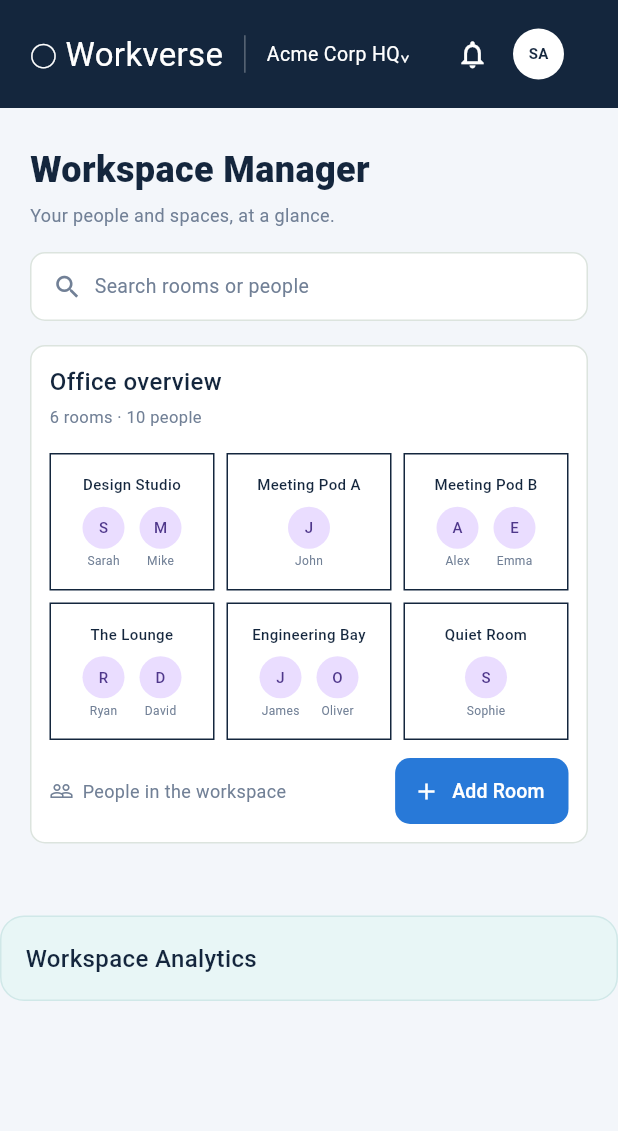
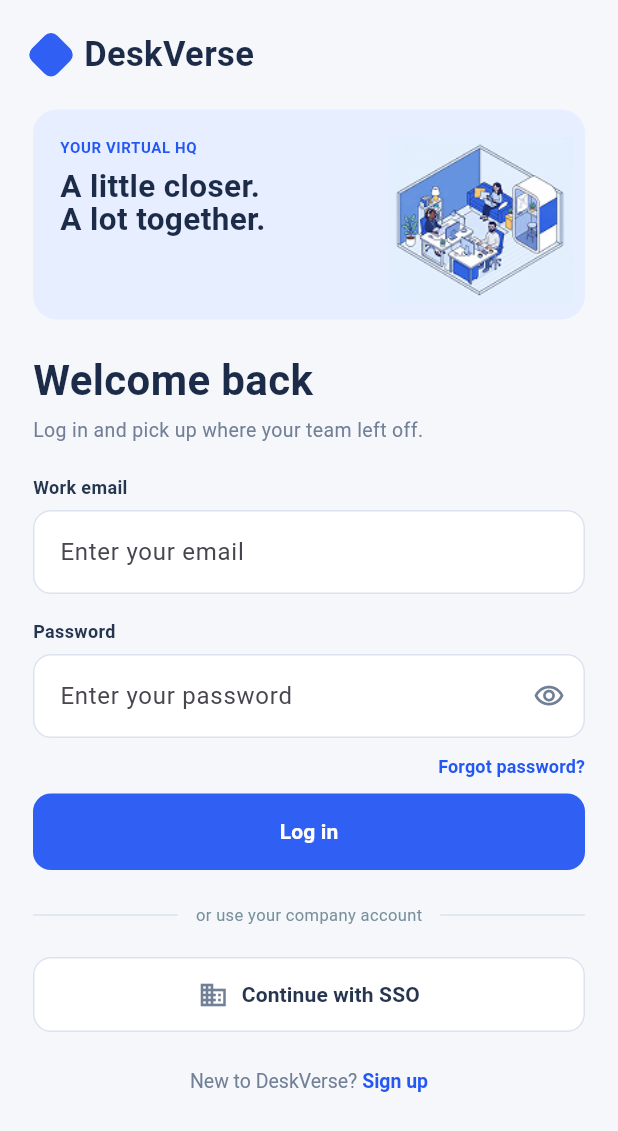
Before and after one commit to Rehan-khan-7/Meethub-, a Flutter app: the screen it shows after launch, on a phone screen of 412 x 824 dp. Shown: the top 1131 px of the screen. Run offline on Flutter 3.47's test engine with Material 3 defaults, Android fonts, the phone set to English and light mode, and no system bars; our stand-ins replace shared_preferences.

Commit message:
feat: add login screen

```diff
--- /dev/null
+++ b/lib/features/auth/screens/login_screen.dart
@@ -0,0 +1,538 @@
+import 'package:flutter/material.dart';
+
+import '../../../services/auth_service.dart';
+
+class LoginScreen extends StatefulWidget {
+  const LoginScreen({super.key});
+
+  @override
+  State<LoginScreen> createState() => _LoginScreenState();
+}
+
+class _LoginScreenState extends State<LoginScreen> {
+  // Controllers
+  final TextEditingController emailController = TextEditingController();
+  final TextEditingController passwordController = TextEditingController();
+
+  // Auth service
+  final AuthService authService = AuthService();
+
+  // UI states
+  bool obscurePassword = true;
+  bool isLoading = false;
+
+  @override
+  void dispose() {
+    emailController.dispose();
+    passwordController.dispose();
+    super.dispose();
+  }
+
+  // Login function
+  Future<void> handleLogin() async {
+    final email = emailController.text.trim();
+    final password = passwordController.text.trim();
+
+    if (email.isEmpty || password.isEmpty) {
+      ScaffoldMessenger.of(context).showSnackBar(
+        const SnackBar(content: Text("Please enter email and password")),
+      );
+      return;
+    }
+
+    setState(() {
+      isLoading = true;
+    });
+
+    try {
+      final user = await authService.login(email, password);
+
+      if (!mounted) return;
+
+      ScaffoldMessenger.of(context)
+          .showSnackBar(SnackBar(content: Text("Welcome ${user.name}")));
+
+      // Later:
+      // Navigate to HomeScreen here.
+    } catch (e) {
+      if (!mounted) return;
+
+      ScaffoldMessenger.of(context).showSnackBar(
+        const SnackBar(
+          content: Text("Login failed. Please check your credentials."),
+        ),
+      );
+    }
+
+    if (!mounted) return;
+
+    setState(() {
+      isLoading = false;
+    });
+  }
+
+  @override
+  Widget build(BuildContext context) {
+    return Scaffold(
+      backgroundColor: const Color(0xFFF5F7FB),
+
+      body: SafeArea(
+        child: SingleChildScrollView(
+          child: Column(
+            crossAxisAlignment: CrossAxisAlignment.start,
+            children: [
+              // --------------------------------------------------
+              // HEADER
+              // --------------------------------------------------
+
+              Padding(
+                padding: const EdgeInsets.symmetric(
+                  horizontal: 22,
+                  vertical: 20,
+                ),
+                child: Row(
+                  children: [
+                    // Logo
+                    Transform.rotate(
+                      angle: 0.785398,
+                      child: Container(
+                        width: 24,
+                        height: 24,
+                        decoration: BoxDecoration(
+                          color: const Color(0xFF2F5FF3),
+                          borderRadius: BorderRadius.circular(6),
+                        ),
+                      ),
+                    ),
+
+                    const SizedBox(width: 10),
+
+                    const Text(
+                      "DeskVerse",
+                      style: TextStyle(
+                        fontSize: 23,
+                        fontWeight: FontWeight.w700,
+                        color: Color(0xFF1B2B48),
+                      ),
+                    ),
+                  ],
+                ),
+              ),
+
+              // --------------------------------------------------
+              // ILLUSTRATION CARD
+              // --------------------------------------------------
+              Padding(
+                padding: const EdgeInsets.symmetric(horizontal: 22),
+                child: Container(
+                  width: double.infinity,
+                  height: 140,
+                  padding: const EdgeInsets.only(left: 18, top: 18, bottom: 10),
+                  decoration: BoxDecoration(
+                    color: const Color(0xFFE7EEFF),
+                    borderRadius: BorderRadius.circular(16),
+                  ),
+                  child: Row(
+                    children: [
+                      // Text
+                      Expanded(
+                        child: Column(
+                          crossAxisAlignment: CrossAxisAlignment.start,
+                          children: const [
+                            Text(
+                              "YOUR VIRTUAL HQ",
+                              style: TextStyle(
+                                fontSize: 10,
+                                fontWeight: FontWeight.w600,
+                                color: Color(0xFF2458F5),
+                                letterSpacing: 0.4,
+                              ),
+                            ),
+
+                            SizedBox(height: 8),
+
+                            Text(
+                              "A little closer.\nA lot together.",
+                              style: TextStyle(
+                                fontSize: 21,
+                                height: 1.05,
+                                fontWeight: FontWeight.w700,
+                                color: Color(0xFF1B2B48),
+                              ),
+                            ),
+                          ],
+                        ),
+                      ),
+
+                      // Illustration
+                      SizedBox(
+                        width: 140,
+                        height: 125,
+                        child: Image.asset(
+                          "assets/office.png",
+                          fit: BoxFit.contain,
+                        ),
+                      ),
+                    ],
+                  ),
+                ),
+              ),
+
+              const SizedBox(height: 20),
+
+              // --------------------------------------------------
+              // WELCOME TEXT
+              // --------------------------------------------------
+              const Padding(
+                padding: EdgeInsets.symmetric(horizontal: 22),
+                child: Text(
+                  "Welcome back",
+                  style: TextStyle(
+                    fontSize: 28,
+                    fontWeight: FontWeight.w700,
+                    color: Color(0xFF1B2B48),
+                  ),
+                ),
+              ),
+
+              const SizedBox(height: 4),
+
+              const Padding(
+                padding: EdgeInsets.symmetric(horizontal: 22),
+                child: Text(
+                  "Log in and pick up where your team left off.",
+                  style: TextStyle(fontSize: 13, color: Color(0xFF718096)),
+                ),
+              ),
+
+              const SizedBox(height: 20),
+
+              // --------------------------------------------------
+              // EMAIL LABEL
+              // --------------------------------------------------
+              const Padding(
+                padding: EdgeInsets.symmetric(horizontal: 22),
+                child: Text(
+                  "Work email",
+                  style: TextStyle(
+                    fontSize: 12,
+                    fontWeight: FontWeight.w600,
+                    color: Color(0xFF26364F),
+                  ),
+                ),
+              ),
+
+              const SizedBox(height: 7),
+
+              // --------------------------------------------------
+              // EMAIL FIELD
+              // --------------------------------------------------
+              Padding(
+                padding: const EdgeInsets.symmetric(horizontal: 22),
+                child: TextField(
+                  controller: emailController,
+                  keyboardType: TextInputType.emailAddress,
+
+                  decoration: InputDecoration(
+                    hintText: "Enter your email",
+
+                    filled: true,
+                    fillColor: Colors.white,
+
+                    contentPadding: const EdgeInsets.symmetric(
+                      horizontal: 14,
+                      vertical: 16,
+                    ),
+
+                    border: OutlineInputBorder(
+                      borderRadius: BorderRadius.circular(12),
+                      borderSide: const BorderSide(color: Color(0xFFDCE3EF)),
+                    ),
+
+                    enabledBorder: OutlineInputBorder(
+                      borderRadius: BorderRadius.circular(12),
+                      borderSide: const BorderSide(color: Color(0xFFDCE3EF)),
+                    ),
+
+                    focusedBorder: OutlineInputBorder(
+                      borderRadius: BorderRadius.circular(12),
+                      borderSide: const BorderSide(
+                        color: Color(0xFF2F5FF3),
+                        width: 1.5,
+                      ),
+                    ),
+                  ),
+                ),
+              ),
+
+              const SizedBox(height: 16),
+
+              // --------------------------------------------------
+              // PASSWORD LABEL
+              // --------------------------------------------------
+              const Padding(
+                padding: EdgeInsets.symmetric(horizontal: 22),
+                child: Text(
+                  "Password",
+                  style: TextStyle(
+                    fontSize: 12,
+                    fontWeight: FontWeight.w600,
+                    color: Color(0xFF26364F),
+                  ),
+                ),
+              ),
+
+              const SizedBox(height: 7),
+
+              // --------------------------------------------------
+              // PASSWORD FIELD
+              // --------------------------------------------------
+              Padding(
+                padding: const EdgeInsets.symmetric(horizontal: 22),
+                child: TextField(
+                  controller: passwordController,
+
+                  obscureText: obscurePassword,
+
+                  decoration: InputDecoration(
+                    hintText: "Enter your password",
+
+                    filled: true,
+                    fillColor: Colors.white,
+
+                    contentPadding: const EdgeInsets.symmetric(
+                      horizontal: 14,
+                      vertical: 16,
+                    ),
+
+                    suffixIcon: IconButton(
+                      onPressed: () {
+                        setState(() {
+                          obscurePassword = !obscurePassword;
+                        });
+                      },
+
+                      icon: Icon(
+                        obscurePassword
+                            ? Icons.visibility_outlined
+                            : Icons.visibility_off_outlined,
+
+                        color: const Color(0xFF718096),
+                        size: 21,
+                      ),
+                    ),
+
+                    border: OutlineInputBorder(
+                      borderRadius: BorderRadius.circular(12),
+                      borderSide: const BorderSide(color: Color(0xFFDCE3EF)),
+                    ),
+
+                    enabledBorder: OutlineInputBorder(
+                      borderRadius: BorderRadius.circular(12),
+                      borderSide: const BorderSide(color: Color(0xFFDCE3EF)),
+                    ),
+
+                    focusedBorder: OutlineInputBorder(
+                      borderRadius: BorderRadius.circular(12),
+                      borderSide: const BorderSide(
+                        color: Color(0xFF2F5FF3),
+                        width: 1.5,
+                      ),
+                    ),
+                  ),
+                ),
+              ),
+
+              const SizedBox(height: 10),
+
+              // --------------------------------------------------
+              // FORGOT PASSWORD
+              // --------------------------------------------------
+              Align(
+                alignment: Alignment.centerRight,
+                child: Padding(
+                  padding: const EdgeInsets.only(right: 22),
+                  child: TextButton(
+                    onPressed: () {
+                      // Forgot password later
+                    },
+
+                    style: TextButton.styleFrom(
+                      padding: EdgeInsets.zero,
+                      minimumSize: Size.zero,
+                      tapTargetSize: MaterialTapTargetSize.shrinkWrap,
+                    ),
+
+                    child: const Text(
+                      "Forgot password?",
+                      style: TextStyle(
+                        fontSize: 12,
+                        fontWeight: FontWeight.w600,
+                        color: Color(0xFF2458F5),
+                      ),
+                    ),
+                  ),
+                ),
+              ),
+
+              const SizedBox(height: 10),
+
+              // --------------------------------------------------
+              // LOGIN BUTTON
+              // --------------------------------------------------
+              Padding(
+                padding: const EdgeInsets.symmetric(horizontal: 22),
+                child: SizedBox(
+                  width: double.infinity,
+                  height: 51,
+
+                  child: ElevatedButton(
+                    onPressed: isLoading ? null : handleLogin,
+
+                    style: ElevatedButton.styleFrom(
+                      backgroundColor: const Color(0xFF2F5FF3),
+                      disabledBackgroundColor: const Color(0xFF9DB4F7),
+
+                      elevation: 0,
+
+                      shape: RoundedRectangleBorder(
+                        borderRadius: BorderRadius.circular(12),
+                      ),
+                    ),
+
+                    child: isLoading
+                        ? const SizedBox(
+                            width: 22,
+                            height: 22,
+                            child: CircularProgressIndicator(
+                              strokeWidth: 2,
+                              color: Colors.white,
+                            ),
+                          )
+                        : const Text(
+                            "Log in",
+                            style: TextStyle(
+                              fontSize: 14,
+                              fontWeight: FontWeight.w600,
+                              color: Colors.white,
+                            ),
+                          ),
+                  ),
+                ),
+              ),
+
+              const SizedBox(height: 22),
+
+              // --------------------------------------------------
+              // DIVIDER + COMPANY ACCOUNT
+              // --------------------------------------------------
+              Padding(
+                padding: const EdgeInsets.symmetric(horizontal: 22),
+                child: Row(
+                  children: [
+                    const Expanded(child: Divider(color: Color(0xFFDCE3EF))),
+
+                    Padding(
+                      padding: const EdgeInsets.symmetric(horizontal: 12),
+                      child: Text(
+                        "or use your company account",
+                        style: TextStyle(
+                          fontSize: 11,
+                          color: Colors.blueGrey.shade400,
+                        ),
+                      ),
+                    ),
+
+                    const Expanded(child: Divider(color: Color(0xFFDCE3EF))),
+                  ],
+                ),
+              ),
+
+              const SizedBox(height: 20),
+
+              // --------------------------------------------------
+              // SSO BUTTON
+              // --------------------------------------------------
+              Padding(
+                padding: const EdgeInsets.symmetric(horizontal: 22),
+                child: SizedBox(
+                  width: double.infinity,
+                  height: 50,
+
+                  child: OutlinedButton(
+                    onPressed: () {
+                      // SSO later
+                    },
+
+                    style: OutlinedButton.styleFrom(
+                      backgroundColor: Colors.white,
+
+                      side: const BorderSide(color: Color(0xFFDCE3EF)),
+
+                      shape: RoundedRectangleBorder(
+                        borderRadius: BorderRadius.circular(12),
+                      ),
+                    ),
+
+                    child: Row(
+                      mainAxisAlignment: MainAxisAlignment.center,
+                      children: const [
+                        Icon(
+                          Icons.business_outlined,
+                          size: 20,
+                          color: Color(0xFF718096),
+                        ),
+
+                        SizedBox(width: 9),
+
+                        Text(
+                          "Continue with SSO",
+                          style: TextStyle(
+                            fontSize: 14,
+                            fontWeight: FontWeight.w600,
+                            color: Color(0xFF26364F),
+                          ),
+                        ),
+                      ],
+                    ),
+                  ),
+                ),
+              ),
+
+              const SizedBox(height: 25),
+
+              // --------------------------------------------------
+              // SIGNUP
+              // --------------------------------------------------
+              Center(
+                child: Padding(
+                  padding: const EdgeInsets.only(bottom: 30),
+                  child: RichText(
+                    text: TextSpan(
+                      style: const TextStyle(
+                        fontSize: 13,
+                        color: Color(0xFF718096),
+                      ),
+
+                      children: const [
+                        TextSpan(text: "New to DeskVerse? "),
+
+                        TextSpan(
+                          text: "Sign up",
+                          style: TextStyle(
+                            color: Color(0xFF2458F5),
+                            fontWeight: FontWeight.w600,
+                          ),
+                        ),
+                      ],
+                    ),
+                  ),
+                ),
+              ),
+            ],
+          ),
+        ),
+      ),
+    );
+  }
+}
--- a/lib/main.dart
+++ b/lib/main.dart
@@ -1,6 +1,6 @@
 import 'package:flutter/material.dart';
 import 'features/home/screens/home_screen.dart';
-
+import 'features/auth/screens/login_screen.dart';
 void main() {
   runApp(const VowApp());
 }
@@ -12,7 +12,7 @@ class VowApp extends StatelessWidget {
   Widget build(BuildContext context) {
     return MaterialApp(
       debugShowCheckedModeBanner: false,
-      home: const HomeScreen(),
+      home: const LoginScreen(),
     );
   }
 }
--- a/lib/services/auth_service.dart
+++ b/lib/services/auth_service.dart
@@ -33,8 +33,28 @@ class AuthService {
   }
 
   Future<void> logout() async {
-  final prefs = await SharedPreferences.getInstance();
+    final prefs = await SharedPreferences.getInstance();
 
-  await prefs.remove('token');
+    await prefs.remove('token');
+  }
+
+  Future<User> signup(String name, String email, String password) async {
+    final response = await http.post(
+      Uri.parse('http://10.0.2.2:8080/api/auth/signup'),
+      headers: {'Content-Type': 'application/json'},
+      body: jsonEncode({'name': name, 'email': email, 'password': password}),
+    );
+
+    if (response.statusCode == 201) {
+      final data = jsonDecode(response.body);
+
+      final prefs = await SharedPreferences.getInstance();
+
+      await prefs.setString('token', data['token']);
+
+      return User.fromJson(data['user']);
+    } else {
+      throw Exception('Signup failed');
+    }
+  }
 }
-}
--- a/pubspec.yaml
+++ b/pubspec.yaml
@@ -64,6 +64,9 @@ flutter:
   #   - images/a_dot_burr.jpeg
   #   - images/a_dot_ham.jpeg
 
+  assets:
+    - assets/office.png
+
   # An image asset can refer to one or more resolution-specific "variants", see
   # https://flutter.dev/to/resolution-aware-images
 
```
Also changed, not shown: assets/office.png (added).
